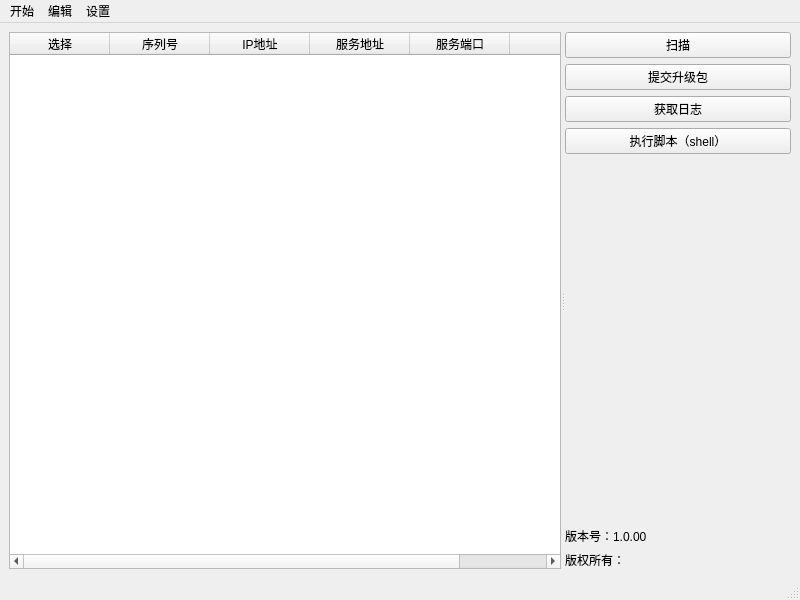
truelv/qt_obj, file WinTools/mainwindow.ui: the form before one commit.
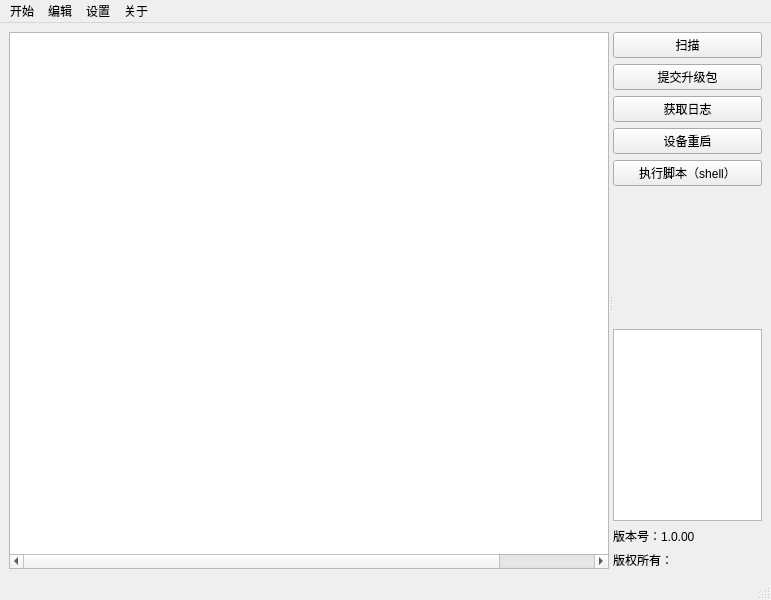
The form after the commit.

Patch:
```diff
--- a/WinTools/mainwindow.ui
+++ b/WinTools/mainwindow.ui
@@ -6,7 +6,7 @@
    <rect>
     <x>0</x>
     <y>0</y>
-    <width>800</width>
+    <width>771</width>
     <height>600</height>
    </rect>
   </property>
@@ -27,15 +27,24 @@
        <bool>true</bool>
       </property>
       <widget class="QTableWidget" name="devinfo">
+       <property name="minimumSize">
+        <size>
+         <width>600</width>
+         <height>0</height>
+        </size>
+       </property>
        <property name="textElideMode">
         <enum>Qt::ElideNone</enum>
        </property>
        <attribute name="horizontalHeaderVisible">
-        <bool>true</bool>
+        <bool>false</bool>
        </attribute>
        <attribute name="horizontalHeaderCascadingSectionResizes">
         <bool>false</bool>
        </attribute>
+       <attribute name="horizontalHeaderMinimumSectionSize">
+        <number>25</number>
+       </attribute>
        <attribute name="verticalHeaderVisible">
         <bool>false</bool>
        </attribute>
@@ -75,7 +84,7 @@
        </column>
        <column>
         <property name="text">
-         <string/>
+         <string>消息</string>
         </property>
        </column>
       </widget>
@@ -102,6 +111,13 @@
           </property>
          </widget>
         </item>
+        <item>
+         <widget class="QPushButton" name="rebootButton">
+          <property name="text">
+           <string>设备重启</string>
+          </property>
+         </widget>
+        </item>
         <item>
          <widget class="QPushButton" name="shellButton">
           <property name="text">
@@ -122,6 +138,9 @@
           </property>
          </spacer>
         </item>
+        <item>
+         <widget class="QTextBrowser" name="textBrowser"/>
+        </item>
         <item>
          <widget class="QLabel" name="label_2">
           <property name="text">
@@ -147,7 +166,7 @@
     <rect>
      <x>0</x>
      <y>0</y>
-     <width>800</width>
+     <width>771</width>
      <height>23</height>
     </rect>
    </property>
@@ -166,9 +185,15 @@
      <string>设置</string>
     </property>
    </widget>
+   <widget class="QMenu" name="menu_4">
+    <property name="title">
+     <string>关于</string>
+    </property>
+   </widget>
    <addaction name="menu"/>
    <addaction name="menu_2"/>
    <addaction name="menu_3"/>
+   <addaction name="menu_4"/>
   </widget>
   <widget class="QStatusBar" name="statusbar"/>
  </widget>
```
Left out of the diff: 5 changed lines with no effect on the pictures.
